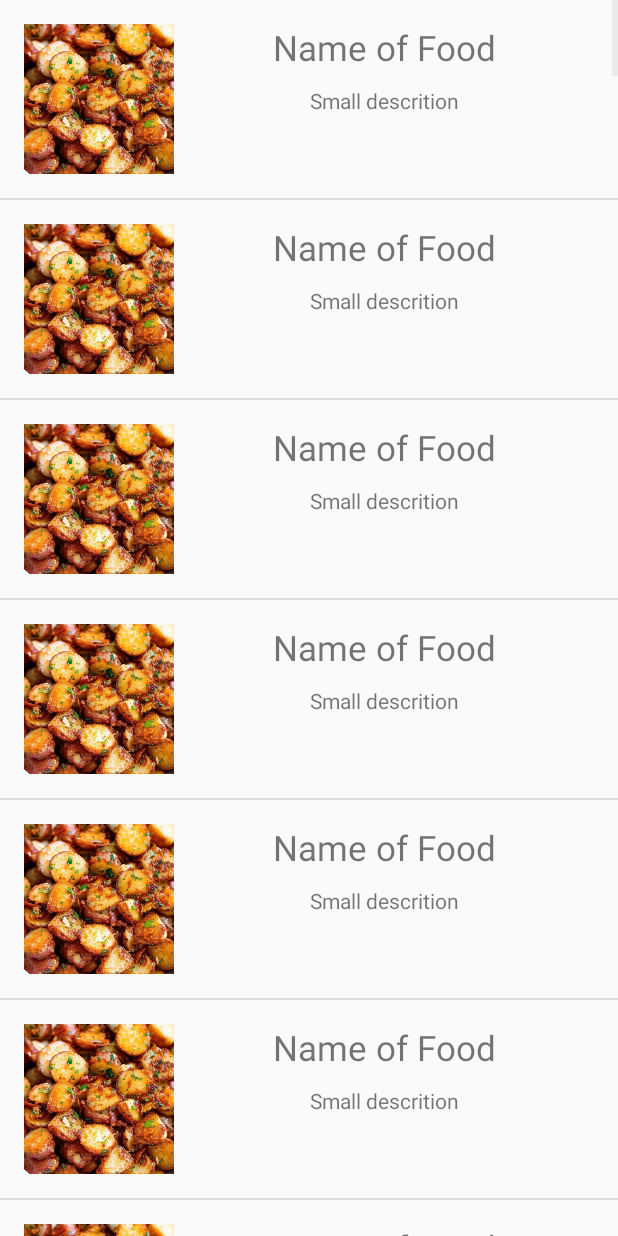
After one commit to shadercat/havvka_mobile, an Android app: the ItemsList screen opened directly, with no data from a screen before it, on a phone screen of 412 x 824 dp. The commit adds this screen. Run offline under Robolectric (Android 15) with nearby library versions, the phone set to English and light mode, and no system bars.

Commit message:
Added ListAdaper
- added ListAdapter;
- create class for information about item;
- added activity with list demonstration.

```diff
--- a/app/src/main/AndroidManifest.xml
+++ b/app/src/main/AndroidManifest.xml
@@ -9,8 +9,10 @@
         android:roundIcon="@mipmap/ic_launcher_round"
         android:supportsRtl="true"
         android:theme="@style/AppTheme">
-        <activity android:name=".LoadingActivity"
-            android:screenOrientation="portrait"></activity>
+        <activity android:name=".ItemsList"></activity>
+        <activity
+            android:name=".LoadingActivity"
+            android:screenOrientation="portrait" />
         <activity
             android:name=".LoginActivity"
             android:screenOrientation="portrait" />
--- /dev/null
+++ b/app/src/main/java/shadercat/havvka_mobile/Item.java
@@ -0,0 +1,51 @@
+package shadercat.havvka_mobile;
+
+//class for info of item (food)
+public class Item {
+
+    private String name;
+    private String smallDescr;
+    private String bigDescr;
+    private int image;
+
+    public Item(String name, String smallDescr, String bigDescr, int image)
+    {
+        this.name = name;
+        this.smallDescr = smallDescr;
+        this.bigDescr = bigDescr;
+        this.image = image;
+    }
+
+    public String GetName()
+    {
+        return name;
+    }
+    public void SetName(String name)
+    {
+        this.name = name;
+    }
+    public String GetSmallDescr()
+    {
+        return smallDescr;
+    }
+    public void SetSmallDescr(String smallDescr)
+    {
+        this.smallDescr = smallDescr;
+    }
+    public String GetBigDescr()
+    {
+        return bigDescr;
+    }
+    public void SetBigDescr(String bigDescr)
+    {
+        this.bigDescr = bigDescr;
+    }
+    public int GetImage()
+    {
+        return image;
+    }
+    public void SetImage(int image)
+    {
+        this.image = image;
+    }
+}
--- /dev/null
+++ b/app/src/main/java/shadercat/havvka_mobile/ItemAdapter.java
@@ -0,0 +1,41 @@
+package shadercat.havvka_mobile;
+
+import android.content.Context;
+import android.view.LayoutInflater;
+import android.view.View;
+import android.view.ViewGroup;
+import android.widget.ArrayAdapter;
+import android.widget.ImageView;
+import android.widget.TextView;
+import java.util.List;
+
+public class ItemAdapter extends ArrayAdapter<Item> {
+
+    private LayoutInflater inflater;
+    private int layout;
+    private List<Item> food;
+
+    public ItemAdapter(Context context, int resourse, List<Item> food)
+    {
+        super(context, resourse, food);
+        this.food = food;
+        this.layout = resourse;
+        this.inflater = LayoutInflater.from(context);
+    }
+    public View getView(int position, View convertView, ViewGroup parent)
+    {
+        View view = inflater.inflate(this.layout, parent, false);
+
+        ImageView imageView = (ImageView) view.findViewById(R.id.image);
+        TextView nameView = (TextView) view.findViewById(R.id.name);
+        TextView smallDescrView = (TextView) view.findViewById(R.id.smallDescription);
+
+        Item itemList = food.get(position);
+
+        imageView.setImageResource(itemList.GetImage());
+        nameView.setText(itemList.GetName());
+        smallDescrView.setText(itemList.GetSmallDescr());
+
+        return  view;
+    }
+}
--- /dev/null
+++ b/app/src/main/java/shadercat/havvka_mobile/ItemsList.java
@@ -0,0 +1,31 @@
+package shadercat.havvka_mobile;
+
+import android.support.v7.app.AppCompatActivity;
+import android.os.Bundle;
+import android.widget.ListView;
+import java.util.ArrayList;
+import java.util.List;
+
+//activity with list
+public class ItemsList extends AppCompatActivity {
+
+    private List<Item> listOfItems = new ArrayList<>();
+
+    @Override
+    protected void onCreate(Bundle savedInstanceState) {
+        super.onCreate(savedInstanceState);
+        setContentView(R.layout.activity_items_list);
+
+        ListView list = findViewById(R.id.itemsList);
+
+        for(int i = 0; i < 101; i++)
+        {
+            listOfItems.add(new Item("Name of Food", "Small descrition","Big Description", R.drawable.food_test));
+        }
+
+        ItemAdapter adapter = new ItemAdapter(this, R.layout.list_item, listOfItems);
+
+        list.setAdapter(adapter);
+
+    }
+}
--- a/app/src/main/java/shadercat/havvka_mobile/MainActivity.java
+++ b/app/src/main/java/shadercat/havvka_mobile/MainActivity.java
@@ -37,5 +37,13 @@ public class MainActivity extends AppCompatActivity {
                 startActivity(intent);
             }
         });
+
+        button3.setOnClickListener(new View.OnClickListener() {
+            @Override
+            public void onClick(View v) {
+                Intent intent = new Intent(getApplicationContext(), ItemsList.class);
+                startActivity(intent);
+            }
+        });
     }
 }
--- /dev/null
+++ b/app/src/main/res/layout/activity_items_list.xml
@@ -0,0 +1,10 @@
+<?xml version="1.0" encoding="utf-8"?>
+<LinearLayout xmlns:android="http://schemas.android.com/apk/res/android"
+    android:layout_width="match_parent"
+    android:layout_height="wrap_content"
+    android:orientation="horizontal">
+
+    <ListView android:id="@+id/itemsList"
+        android:layout_height="match_parent"
+        android:layout_width="match_parent" />
+</LinearLayout>
--- a/app/src/main/res/layout/activity_main.xml
+++ b/app/src/main/res/layout/activity_main.xml
@@ -33,7 +33,7 @@
         android:paddingTop="5dp"
         android:paddingBottom="5dp"
         android:layout_marginTop="15dp"
-        android:text="none"
+        android:text="List (100 items)"
         android:layout_marginBottom="100dp"
         android:layout_alignParentBottom="true"
         />
--- /dev/null
+++ b/app/src/main/res/layout/list_item.xml
@@ -0,0 +1,32 @@
+<LinearLayout
+    xmlns:android="http://schemas.android.com/apk/res/android"
+    android:orientation="horizontal"
+    android:layout_width="match_parent"
+    android:layout_height="wrap_content"
+    android:padding="16dp">
+        <ImageView
+            android:id="@+id/image"
+            android:layout_width="100dp"
+            android:layout_height="100dp"
+            />
+    <LinearLayout
+        android:orientation="vertical"
+        android:layout_width="match_parent"
+        android:layout_height="wrap_content">
+        <TextView
+            android:id="@+id/name"
+            android:layout_width="match_parent"
+            android:layout_height="wrap_content"
+            android:textAlignment="center"
+            android:textSize="23sp"
+            android:text="Название" />
+
+        <TextView
+            android:id="@+id/smallDescription"
+            android:layout_marginTop="10dp"
+            android:layout_width="match_parent"
+            android:layout_height="wrap_content"
+            android:textAlignment="center"
+            android:text="Столица" />
+    </LinearLayout>
+</LinearLayout>
```
Also changed, not shown: app/src/main/res/drawable/food_test.png (added), 288 other files.
